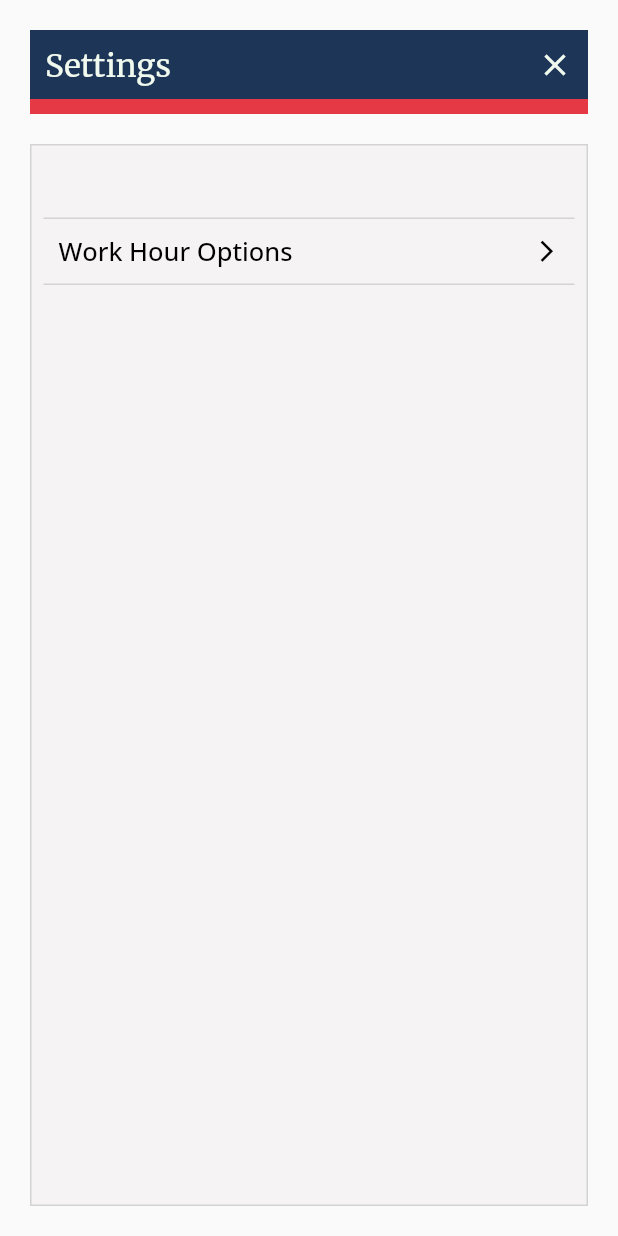
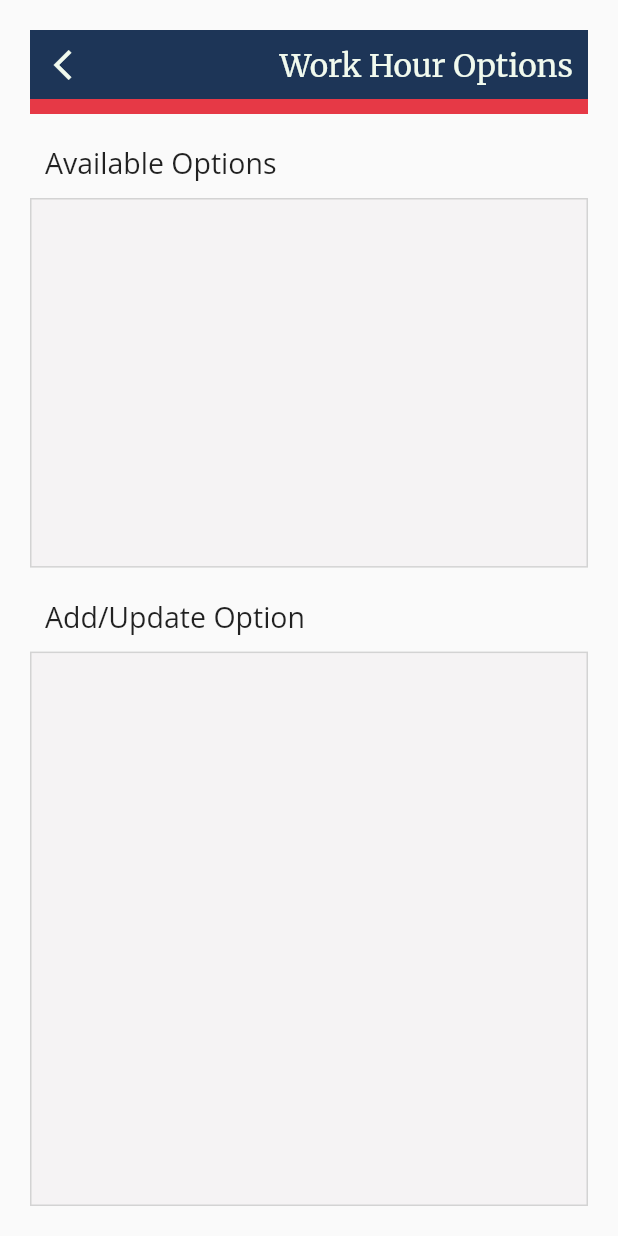
Before and after one commit to halid-ali/workHourTracker, a Flutter app: the SettingsScreen screen opened by its route, after a tap on "Work Hour Options", on a phone screen of 412 x 824 dp. Run offline on Flutter 3.47's test engine with Material 2 defaults, Android fonts, the phone set to English and light mode, and no system bars; our stand-ins replace auto_size_text, cloud_firestore, firebase_core, flutter_secure_storage, flutter_slidable, flutter_svg and 2 more; missing offline and left inert: cloud_firestore_web, firebase_auth_web, firebase_core_web, firebase_storage_web, google_sign_in_web, universal_html; accounts and stored records are empty; generated files the repository leaves out were written again.

Commit message:
add work hour options screen and link to settings screen

```diff
--- a/lib/screens/settings/settings_screen.dart
+++ b/lib/screens/settings/settings_screen.dart
@@ -2,7 +2,9 @@ import 'package:flutter/material.dart';
 import 'package:google_fonts/google_fonts.dart';
 import 'package:work_hour_tracker/generated/l10n.dart';
 import 'package:work_hour_tracker/routes.dart';
+import 'package:work_hour_tracker/screens/settings/workhour_options_screen.dart';
 import 'package:work_hour_tracker/utils/platform_info.dart';
+import 'package:work_hour_tracker/widgets/fade_transition.dart';
 
 class SettingsScreen extends StatelessWidget {
   const SettingsScreen({Key key}) : super(key: key);
@@ -102,7 +104,12 @@ class SettingsScreen extends StatelessWidget {
                                 ],
                               ),
                             ),
-                            onPressed: () => print('options clicked'),
+                            onPressed: () => Navigator.push(
+                              context,
+                              FadeRouteTransition(
+                                page: WorkHourOptionsScreen(),
+                              ),
+                            ),
                           ),
                         ],
                       ),
--- /dev/null
+++ b/lib/screens/settings/workhour_options_screen.dart
@@ -0,0 +1,382 @@
+import 'package:cloud_firestore/cloud_firestore.dart';
+import 'package:flutter/material.dart';
+import 'package:google_fonts/google_fonts.dart';
+import 'package:work_hour_tracker/generated/l10n.dart';
+import 'package:work_hour_tracker/screens/settings/settings_screen.dart';
+import 'package:work_hour_tracker/utils/platform_info.dart';
+import 'package:work_hour_tracker/widgets/app_toast.dart';
+import 'package:work_hour_tracker/widgets/fade_transition.dart';
+
+class WorkHourOptionsScreen extends StatefulWidget {
+  WorkHourOptionsScreen({Key key}) : super(key: key);
+
+  @override
+  _WorkHourOptionsScreenState createState() => _WorkHourOptionsScreenState();
+}
+
+class _WorkHourOptionsScreenState extends State<WorkHourOptionsScreen> {
+  @override
+  Widget build(BuildContext context) {
+    return SafeArea(
+      child: Scaffold(
+        body: Center(
+          child: Padding(
+            padding: const EdgeInsets.all(20.0),
+            child: ConstrainedBox(
+              constraints: BoxConstraints(
+                maxWidth: PlatformInfo.isWeb()
+                    ? 600
+                    : MediaQuery.of(context).size.width,
+              ),
+              child: Column(
+                children: [
+                  // Header
+                  Container(
+                    color: Color(0xFF1D3557),
+                    padding: EdgeInsets.all(10.0),
+                    child: Row(
+                      mainAxisAlignment: MainAxisAlignment.spaceBetween,
+                      children: [
+                        InkWell(
+                          child: Icon(
+                            Icons.arrow_back_ios_sharp,
+                            color: Color(0xFFF1FAEE),
+                          ),
+                          onTap: () => Navigator.push(
+                            context,
+                            FadeRouteTransition(
+                              page: SettingsScreen(),
+                            ),
+                          ),
+                        ),
+                        Container(
+                          alignment: Alignment.centerLeft,
+                          child: Text(
+                            S.of(context).work_hour_options,
+                            style: GoogleFonts.merriweather(
+                              color: Color(0xFFF1FAEE),
+                              fontSize: 21,
+                            ),
+                          ),
+                        ),
+                      ],
+                    ),
+                  ),
+                  // Separator
+                  Container(
+                    height: 10,
+                    color: Color(0xFFE63946),
+                    margin: EdgeInsets.only(bottom: 10),
+                  ),
+                  Container(
+                    padding: EdgeInsets.all(10.0),
+                    alignment: Alignment.centerLeft,
+                    child: Text(
+                      S.of(context).available_options,
+                      style: GoogleFonts.openSans(
+                        fontSize: 19,
+                      ),
+                    ),
+                  ),
+                  Expanded(
+                    flex: 4,
+                    child: Container(
+                      width: MediaQuery.of(context).size.width,
+                      decoration: BoxDecoration(
+                        color: Color(0xFFF5F3F4),
+                        border: Border.all(
+                          width: 1,
+                          color: Color(0xFFD3D3D3),
+                        ),
+                      ),
+                      child: _getWorkHourOptions(),
+                    ),
+                  ),
+                  SizedBox(height: 10),
+                  Container(
+                    padding: EdgeInsets.all(10.0),
+                    alignment: Alignment.centerLeft,
+                    child: Text(
+                      S.of(context).add_update_options,
+                      style: GoogleFonts.openSans(
+                        fontSize: 19,
+                      ),
+                    ),
+                  ),
+                  Expanded(
+                    flex: 6,
+                    child: Container(
+                      width: MediaQuery.of(context).size.width,
+                      decoration: BoxDecoration(
+                        color: Color(0xFFF5F3F4),
+                        border: Border.all(
+                          width: 1,
+                          color: Color(0xFFD3D3D3),
+                        ),
+                      ),
+                    ),
+                  ),
+                ],
+              ),
+            ),
+          ),
+        ),
+      ),
+    );
+  }
+
+  Widget _getWorkHourOptions() {
+    final FirebaseFirestore firestore = FirebaseFirestore.instance;
+
+    return StreamBuilder(
+      stream: firestore.collection('workHourOptions').snapshots(),
+      builder: (context, AsyncSnapshot<QuerySnapshot> snapshot) {
+        if (snapshot.hasError) {
+          return Text(S.of(context).error_occurred);
+        }
+        if (snapshot.connectionState == ConnectionState.waiting) {
+          return Center(child: CircularProgressIndicator());
+        }
+
+        var options = snapshot.data.docs;
+        options.sort(
+          (a, b) => a
+              .data()['name']
+              .toString()
+              .compareTo(b.data()['name'].toString()),
+        );
+        return Scrollbar(
+          thickness: 5,
+          hoverThickness: 5,
+          showTrackOnHover: true,
+          isAlwaysShown: true,
+          radius: Radius.zero,
+          child: ListView.builder(
+            itemCount: options.length,
+            itemBuilder: (context, index) {
+              double bottom = index == options.length - 1 ? 10 : 0;
+              String id = options[index].id;
+              String name = options[index].data()['name'];
+              String description = options[index].data()['description'];
+              return Container(
+                padding: EdgeInsets.all(10.0),
+                margin: EdgeInsets.only(
+                  top: 10.0,
+                  left: 10.0,
+                  right: 10.0,
+                  bottom: bottom,
+                ),
+                decoration: BoxDecoration(
+                  color: Color(0xFFDEE2E6),
+                  border: Border.all(
+                    width: 1,
+                    color: Color(0xFFADB5BD),
+                  ),
+                ),
+                child: Row(
+                  children: [
+                    Expanded(
+                      child: Text(
+                        name,
+                        style: GoogleFonts.openSans(fontSize: 17),
+                      ),
+                    ),
+                    Tooltip(
+                      message: S.of(context).details,
+                      padding: EdgeInsets.all(5.0),
+                      textStyle: GoogleFonts.openSans(
+                          fontSize: 15, color: Colors.white),
+                      decoration: BoxDecoration(color: Color(0xFF212529)),
+                      child: InkWell(
+                        onTap: () => onDetailsTapped(name, description),
+                        child: Icon(
+                          Icons.info_outline_rounded,
+                          color: Color(0xFF6C757D),
+                        ),
+                      ),
+                    ),
+                    SizedBox(width: 10),
+                    Tooltip(
+                      message: S.of(context).edit,
+                      padding: EdgeInsets.all(5.0),
+                      textStyle: GoogleFonts.openSans(
+                          fontSize: 15, color: Colors.white),
+                      decoration: BoxDecoration(color: Color(0xFF212529)),
+                      child: InkWell(
+                        onTap: () => print('edit'),
+                        child: Icon(
+                          Icons.edit_sharp,
+                          color: Color(0xFF0077B6),
+                        ),
+                      ),
+                    ),
+                    SizedBox(width: 10),
+                    Tooltip(
+                      message: S.of(context).delete,
+                      padding: EdgeInsets.all(5.0),
+                      textStyle: GoogleFonts.openSans(
+                          fontSize: 15, color: Colors.white),
+                      decoration: BoxDecoration(color: Color(0xFF212529)),
+                      child: InkWell(
+                        onTap: () => onDeleteTapped(firestore, id, name),
+                        child: Icon(
+                          Icons.delete_forever_sharp,
+                          color: Color(0xFFBA181B),
+                        ),
+                      ),
+                    ),
+                  ],
+                ),
+              );
+            },
+          ),
+        );
+      },
+    );
+  }
+
+  void onDetailsTapped(String title, String contentString) {
+    showDialog<AlertDialog>(
+      context: context,
+      builder: (context) {
+        return AlertDialog(
+          insetPadding: EdgeInsets.symmetric(
+            vertical: MediaQuery.of(context).size.height * .3,
+            horizontal: MediaQuery.of(context).size.width * .1,
+          ),
+          contentPadding: EdgeInsets.symmetric(horizontal: 20.0),
+          backgroundColor: Colors.grey[200],
+          title: Column(
+            children: [
+              Row(
+                mainAxisAlignment: MainAxisAlignment.spaceBetween,
+                children: [
+                  Text(title),
+                  InkWell(
+                    onTap: () =>
+                        Navigator.of(context, rootNavigator: true).pop(),
+                    child: Icon(Icons.close_sharp),
+                  ),
+                ],
+              ),
+              Divider(thickness: 1, color: Colors.black),
+            ],
+          ),
+          titlePadding: EdgeInsets.all(20.0),
+          shape: Border.all(width: 1, color: Colors.black),
+          content: Container(
+            width: MediaQuery.of(context).size.width,
+            height: MediaQuery.of(context).size.height,
+            child: Column(
+              crossAxisAlignment: CrossAxisAlignment.start,
+              children: [
+                Text(
+                  contentString.replaceAll('#', '\n').replaceAll('\$', '  '),
+                  style: GoogleFonts.ibmPlexMono(),
+                ),
+              ],
+            ),
+          ),
+        );
+      },
+    );
+  }
+
+  void onDeleteTapped(
+    FirebaseFirestore firestore,
+    String optionId,
+    String optionName,
+  ) {
+    showDialog<bool>(
+      context: context,
+      builder: (context) {
+        return AlertDialog(
+          title: Text(S.of(context).warning),
+          insetPadding: EdgeInsets.symmetric(horizontal: 20),
+          contentPadding: EdgeInsets.all(0),
+          titlePadding: EdgeInsets.only(top: 10, left: 10, right: 10),
+          shape: RoundedRectangleBorder(
+            borderRadius: BorderRadius.all(
+              Radius.circular(0.0),
+            ),
+          ),
+          content: Container(
+            decoration: BoxDecoration(
+                border: Border.all(
+              width: 1,
+              color: Colors.white,
+            )),
+            child: Column(
+              mainAxisSize: MainAxisSize.min,
+              children: [
+                Container(
+                  padding: EdgeInsets.all(20.0),
+                  child: Column(
+                    crossAxisAlignment: CrossAxisAlignment.start,
+                    children: [
+                      Text(
+                        S.of(context).option_will_deleted(optionName),
+                        style: GoogleFonts.openSans(),
+                      ),
+                      Text(
+                        S.of(context).really_delete,
+                        style: GoogleFonts.openSans(),
+                      ),
+                    ],
+                  ),
+                ),
+                Row(
+                  children: [
+                    Expanded(
+                      child: InkWell(
+                        child: Container(
+                          color: Color(0XFF161616),
+                          alignment: Alignment.center,
+                          padding: EdgeInsets.all(15),
+                          child: Text(
+                            S.of(context).no.toUpperCase(),
+                            style: TextStyle(color: Colors.white),
+                          ),
+                        ),
+                        onTap: () =>
+                            Navigator.of(context, rootNavigator: true).pop(),
+                      ),
+                    ),
+                    SizedBox(width: 1),
+                    Expanded(
+                      child: InkWell(
+                        child: Container(
+                          color: Color(0xFFDA1E28),
+                          alignment: Alignment.center,
+                          padding: EdgeInsets.all(15),
+                          child: Text(
+                            S.of(context).yes.toUpperCase(),
+                            style: TextStyle(color: Colors.white),
+                          ),
+                        ),
+                        onTap: () {
+                          try {
+                            firestore
+                                .collection('workHourOptions')
+                                .doc(optionId)
+                                .delete();
+                            AppToast.info(context,
+                                S.of(context).option_deleted(optionName));
+                          } catch (e) {
+                            print(e);
+                          } finally {
+                            Navigator.of(context, rootNavigator: true).pop();
+                          }
+                        },
+                      ),
+                    ),
+                  ],
+                ),
+              ],
+            ),
+          ),
+        );
+      },
+    );
+  }
+}
```
Also changed, not shown: lib/screens/login_screen.dart (+6 -4 lines).
